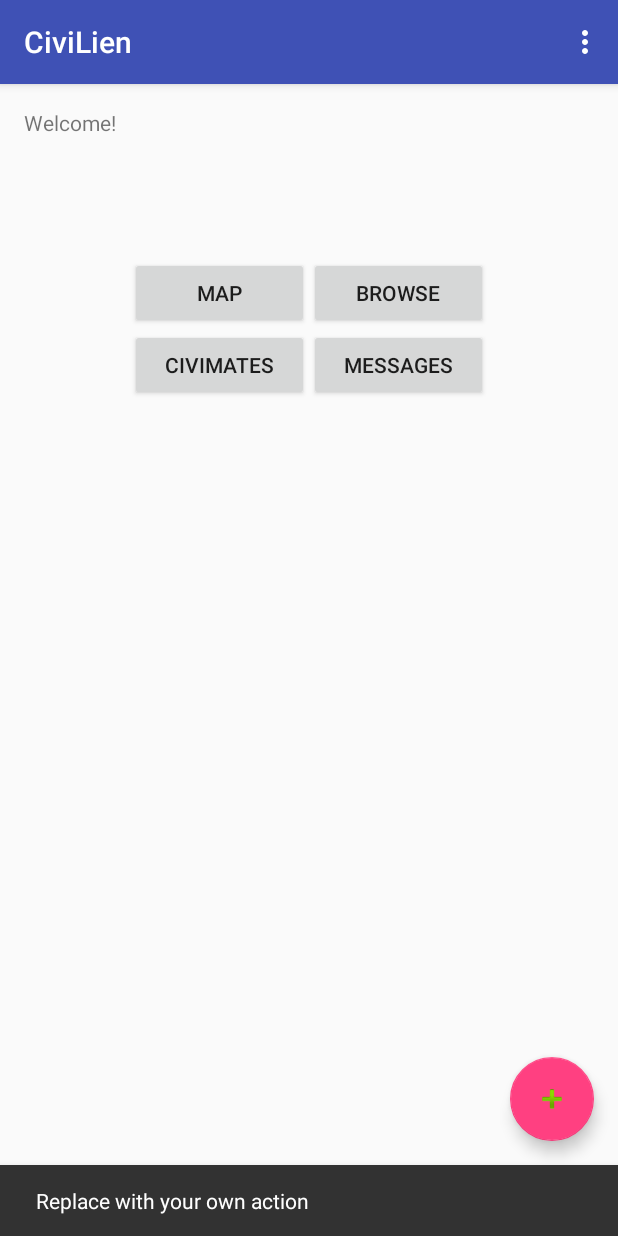
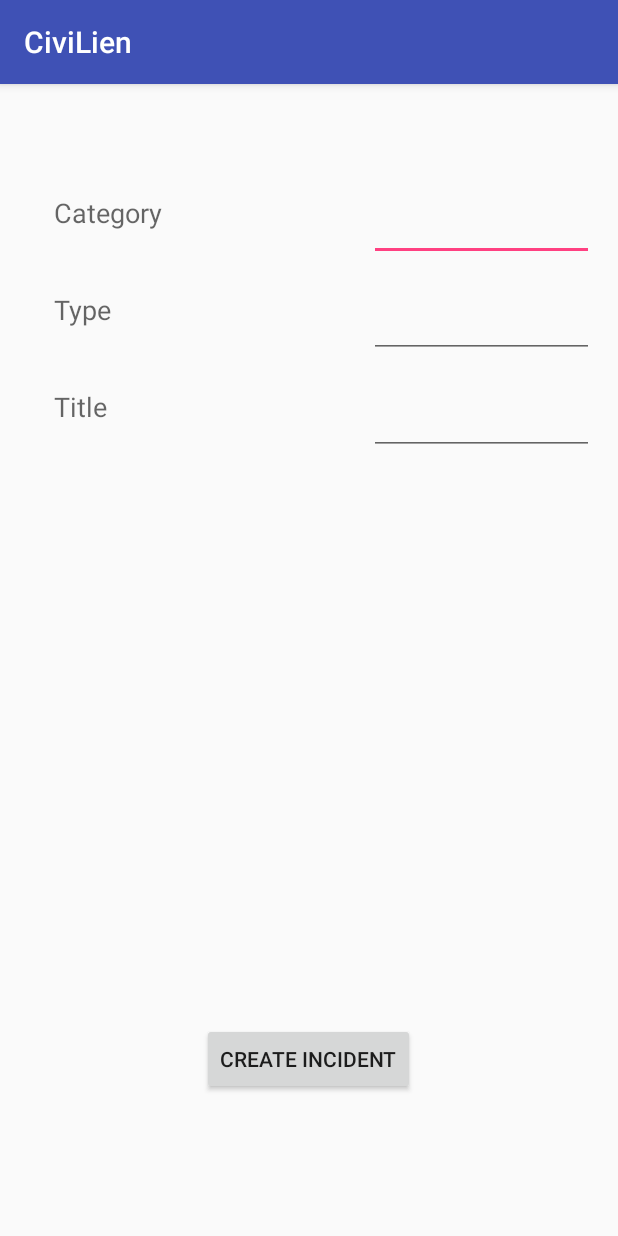
Before and after one commit to Agasti/CiviLien, an Android app: the screen it shows after launch (MainActivity before the commit, CreateIncident after it), after a tap on an icon or button, on a phone screen of 412 x 824 dp. Run offline under Robolectric (Android 15) with nearby library versions, the phone set to English and light mode, and no system bars.

Commit message:
working CreateIncident activity and class incident

```diff
--- a/app/build.gradle
+++ b/app/build.gradle
@@ -20,9 +20,9 @@ android {
 }
 
 dependencies {
-    compile fileTree(dir: 'libs', include: ['*.jar'])
+    compile fileTree(include: ['*.jar'], dir: 'libs')
     testCompile 'junit:junit:4.12'
-    compile 'com.android.support:appcompat-v7:23.1.1'
+    androidTestCompile 'com.android.support:appcompat-v7:23.1.1'
     compile 'com.android.support:design:23.1.1'
     compile 'com.google.android.gms:play-services:8.3.0'
 }
--- a/app/src/main/AndroidManifest.xml
+++ b/app/src/main/AndroidManifest.xml
@@ -3,6 +3,7 @@
     package="com.civilien.app">
 
     <uses-permission android:name="android.permission.ACCESS_FINE_LOCATION" />
+    <uses-permission android:name="android.permission.INTERNET" />
 
     <application
         android:allowBackup="true"
@@ -39,6 +40,7 @@
                 android:name="android.support.PARENT_ACTIVITY"
                 android:value="com.civilien.app.MainActivity" />
         </activity>
+        <activity android:name=".CreateIncident" />
     </application>
 
 </manifest>
--- /dev/null
+++ b/app/src/main/java/com/civilien/app/CreateIncident.java
@@ -0,0 +1,43 @@
+package com.civilien.app;
+
+import android.os.Bundle;
+import android.support.design.widget.Snackbar;
+import android.support.v7.app.AppCompatActivity;
+import android.view.View;
+import android.widget.Button;
+import android.widget.EditText;
+
+public class CreateIncident extends AppCompatActivity {
+
+    @Override
+    protected void onCreate(Bundle savedInstanceState) {
+        super.onCreate(savedInstanceState);
+        setContentView(R.layout.activity_create_incident);
+
+
+        Button create = (Button) findViewById(R.id.btn_addIncident);
+        create.setOnClickListener(new View.OnClickListener() {
+            @Override
+            public void onClick(View v) {
+
+                String Category, Type, User, PostTitle;
+                int GpsLat, GpsLon;
+
+                Category = ((EditText) findViewById(R.id.textBox_Category)).getText().toString();
+                Type = ((EditText) findViewById(R.id.textBox_Type)).getText().toString();
+                PostTitle = ((EditText) findViewById(R.id.textBox_Title)).getText().toString();
+                User = "Ok";
+                GpsLat = 34;
+                GpsLon = -6;
+
+                Incident incident = new Incident(Category, Type, User, PostTitle, GpsLat, GpsLon);
+
+                Snackbar.make(v, incident.printOut(), Snackbar.LENGTH_LONG).show();
+
+            }
+        });
+    }
+
+
+
+}
--- /dev/null
+++ b/app/src/main/java/com/civilien/app/Incident.java
@@ -0,0 +1,50 @@
+package com.civilien.app;
+
+/**
+ * Created by Sehail Fillali on 5/12/15.
+ */
+public class Incident {
+
+    String Category, Type, User, PostTitle;
+    int GpsLat, GpsLon;
+
+    public Incident(){}
+
+    public void setCategory(String value){
+        this.Category = value;
+    }
+
+    public void setType(String value){
+        this.Type = value;
+    }
+
+    public void setUser(String value){
+        this.User = value;
+    }
+
+    public void setPostTitle(String value){
+        this.PostTitle = value;
+    }
+
+    public void setGpsLat(int value){
+        this.GpsLat = value;
+    }
+
+    public void setGpsLon(int value){
+        this.GpsLon = value;
+    }
+
+    public Incident (String Cat, String Typ,  String Use, String PoTi, int GpsLt, int GpsLn){
+        setCategory(Cat);
+        setType(Typ);
+        setUser(Use);
+        setPostTitle(PoTi);
+        setGpsLat(GpsLt);
+        setGpsLon(GpsLn);
+
+    }
+
+    public String printOut() {
+        return this.Category+this.Type+this.User+this.PostTitle+this.GpsLat+this.GpsLon;
+    }
+}
--- a/app/src/main/java/com/civilien/app/MainActivity.java
+++ b/app/src/main/java/com/civilien/app/MainActivity.java
@@ -3,12 +3,11 @@ package com.civilien.app;
 import android.content.Intent;
 import android.os.Bundle;
 import android.support.design.widget.FloatingActionButton;
-import android.support.design.widget.Snackbar;
 import android.support.v7.app.AppCompatActivity;
 import android.support.v7.widget.Toolbar;
-import android.view.View;
 import android.view.Menu;
 import android.view.MenuItem;
+import android.view.View;
 import android.widget.Button;
 
 public class MainActivity extends AppCompatActivity {
@@ -21,12 +20,13 @@ public class MainActivity extends AppCompatActivity {
         Toolbar toolbar = (Toolbar) findViewById(R.id.toolbar);
         setSupportActionBar(toolbar);
 
+        // fab create Incident
         FloatingActionButton fab = (FloatingActionButton) findViewById(R.id.fab);
         fab.setOnClickListener(new View.OnClickListener() {
             @Override
             public void onClick(View view) {
-                Snackbar.make(view, "Replace with your own action", Snackbar.LENGTH_LONG)
-                        .setAction("Action", null).show();
+                Intent intent = new Intent(MainActivity.this, CreateIncident.class);
+                startActivity(intent);
             }
         });
 
--- /dev/null
+++ b/app/src/main/res/layout/activity_create_incident.xml
@@ -0,0 +1,97 @@
+<?xml version="1.0" encoding="utf-8"?>
+<RelativeLayout xmlns:android="http://schemas.android.com/apk/res/android"
+    xmlns:tools="http://schemas.android.com/tools"
+    android:layout_width="match_parent"
+    android:layout_height="match_parent"
+    android:paddingBottom="@dimen/activity_vertical_margin"
+    android:paddingLeft="@dimen/activity_horizontal_margin"
+    android:paddingRight="@dimen/activity_horizontal_margin"
+    android:paddingTop="@dimen/activity_vertical_margin"
+    tools:context="com.civilien.app.CreateIncident">
+
+    <FrameLayout
+        android:layout_width="match_parent"
+        android:layout_height="match_parent"
+        android:layout_alignParentTop="true"
+        android:layout_alignParentLeft="true"
+        android:layout_alignParentStart="true">
+
+        <RelativeLayout
+            android:orientation="vertical"
+            android:layout_width="match_parent"
+            android:layout_height="match_parent"
+            android:layout_gravity="left|top">
+
+            <TextView
+                android:layout_width="wrap_content"
+                android:layout_height="wrap_content"
+                android:textAppearance="?android:attr/textAppearanceMedium"
+                android:text="@string/IncidentCategory"
+                android:id="@+id/label_Category"
+                android:padding="20dp"
+                android:layout_marginTop="37dp"
+                android:layout_alignParentTop="true"
+                android:layout_alignParentLeft="true"
+                android:layout_alignParentStart="true" />
+
+            <TextView
+                android:layout_width="wrap_content"
+                android:layout_height="wrap_content"
+                android:textAppearance="?android:attr/textAppearanceMedium"
+                android:text="@string/IncidentType"
+                android:id="@+id/label_Type"
+                android:padding="20dp"
+                android:layout_below="@+id/label_Category"
+                android:layout_alignParentLeft="true"
+                android:layout_alignParentStart="true" />
+
+            <TextView
+                android:layout_width="wrap_content"
+                android:layout_height="wrap_content"
+                android:textAppearance="?android:attr/textAppearanceMedium"
+                android:text="@string/IncidentTitle"
+                android:id="@+id/label_Title"
+                android:padding="20dp"
+                android:layout_below="@+id/label_Type"
+                android:layout_alignParentLeft="true"
+                android:layout_alignParentStart="true" />
+
+            <EditText
+                android:layout_width="150dp"
+                android:layout_height="wrap_content"
+                android:id="@+id/textBox_Category"
+                android:layout_alignBottom="@+id/label_Category"
+                android:layout_alignParentRight="true"
+                android:layout_alignParentEnd="true"
+                android:inputType="text" />
+
+            <EditText
+                android:layout_width="150dp"
+                android:layout_height="wrap_content"
+                android:id="@+id/textBox_Type"
+                android:layout_alignBottom="@+id/label_Type"
+                android:layout_alignParentRight="true"
+                android:layout_alignParentEnd="true"
+                android:inputType="text" />
+
+            <EditText
+                android:layout_width="150dp"
+                android:layout_height="wrap_content"
+                android:id="@+id/textBox_Title"
+                android:layout_alignBottom="@+id/label_Title"
+                android:layout_alignParentRight="true"
+                android:layout_alignParentEnd="true"
+                android:inputType="text" />
+
+            <Button
+                android:layout_width="wrap_content"
+                android:layout_height="wrap_content"
+                android:text="Create Incident"
+                android:id="@+id/btn_addIncident"
+                android:layout_alignParentBottom="true"
+                android:layout_centerHorizontal="true"
+                android:layout_marginBottom="78dp" />
+
+        </RelativeLayout>
+    </FrameLayout>
+</RelativeLayout>
--- a/app/src/main/res/values/strings.xml
+++ b/app/src/main/res/values/strings.xml
@@ -2,4 +2,9 @@
     <string name="app_name">CiviLien</string>
     <string name="action_settings">Settings</string>
     <string name="title_activity_maps">Map</string>
+    <string name="IncidentCategory">Category</string>
+    <string name="IncidentType">Type</string>
+    <string name="IncidentTitle">Title</string>
+    <string name="btnOK">OK</string>
+    <string name="title_activity_main2">Main2Activity</string>
 </resources>
```
Also changed, not shown: 1 other file.
